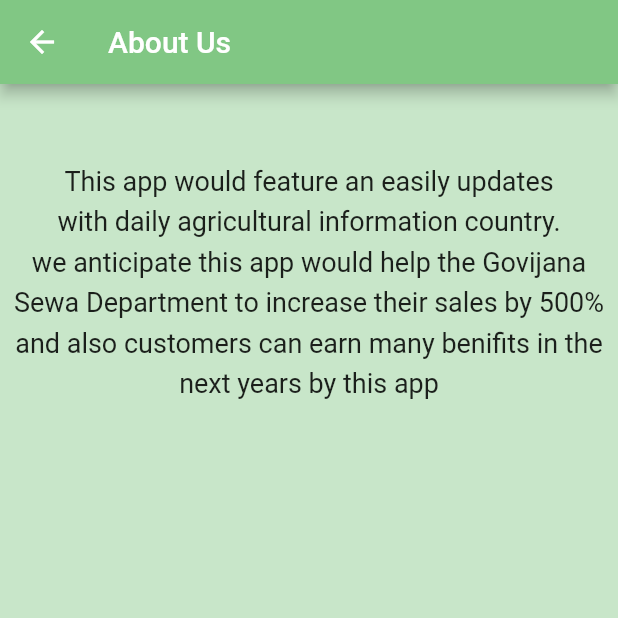
After one commit to buddhiwickramanayaka/AgZone, a Flutter app: the Aboutus screen opened directly, on a phone screen of 412 x 824 dp, the top half of it. The commit adds this screen. Run offline on Flutter 3.47's test engine with Material 2 defaults, Android fonts, the phone set to English and light mode, and no system bars; our stand-ins replace cloud_firestore, firebase_auth, flutter_masked_text, font_awesome_flutter, geolocator, google_maps_flutter and 3 more; missing offline and left inert: bloc_pattern; accounts and stored records are empty.

Commit message:
settings and aboutus

```diff
--- /dev/null
+++ b/lib/Aboutus.dart
@@ -0,0 +1,34 @@
+import 'package:flutter/material.dart';
+
+class Aboutus extends StatefulWidget {
+  @override
+  _AboutusState createState() => _AboutusState();
+}
+
+class _AboutusState extends State<Aboutus> {
+  @override
+  Widget build(BuildContext context) {
+    return Scaffold(
+      backgroundColor: Colors.green[100],
+      appBar: AppBar(
+        backgroundColor: Colors.green[300],
+        title: Text("About Us"),
+      ),
+      body: Center(
+        child: Column(
+          // mainAxisAlignment: MainAxisAlignment.center,
+          children: <Widget>[
+            SizedBox(
+              height: 50,
+            ),
+            Text(
+              "This app would feature an easily updates \nwith daily agricultural information country.\nwe anticipate this app would help the Govijana Sewa Department to increase their sales by 500% and also customers can earn many benifits in the next years by this app",
+              style: TextStyle(height: 1.5, fontSize: 18),
+              textAlign: TextAlign.center,
+            ),
+          ],
+        ),
+      ),
+    );
+  }
+}
--- a/lib/Application/main.dart
+++ b/lib/Application/main.dart
@@ -76,6 +76,11 @@ class _MyHomePageState extends State<MyHomePage> {
   @override
   Widget build(BuildContext context) {
     return Scaffold(
+      backgroundColor: Colors.green[100],
+      appBar: AppBar(
+        backgroundColor: Colors.green[300],
+        title: Text("Appliction for Fertilizer"),
+      ),
       key: _scaffoldKey,
       body: Center(
         child: Container(
--- a/pubspec.yaml
+++ b/pubspec.yaml
@@ -33,7 +33,8 @@ dependencies:
   google_maps_flutter:
   contactus: ^1.1.7
   url_launcher: ^5.2.5
-
+  settings_ui:
+  device_preview: ^0.5.5
 
 
   # The following adds the Cupertino Icons font to your application.
@@ -66,6 +67,7 @@ flutter:
     - assets/map.png
     - assets/foodtukk.png
     - assets/foodtukk1.png
+    - assets/settings.png
 
   #  - images/a_dot_ham.jpeg
 
```
Also changed, not shown: lib/Settings/main.dart (added, +21 -0 lines), lib/Settings/settings/languages_screen.dart (added, +57 -0 lines), lib/Settings/settings/settings_screen.dart (added, +118 -0 lines), lib/main.dart (+12 -4 lines), assets/settings.png (added), pubspec.lock, 1 other file.
